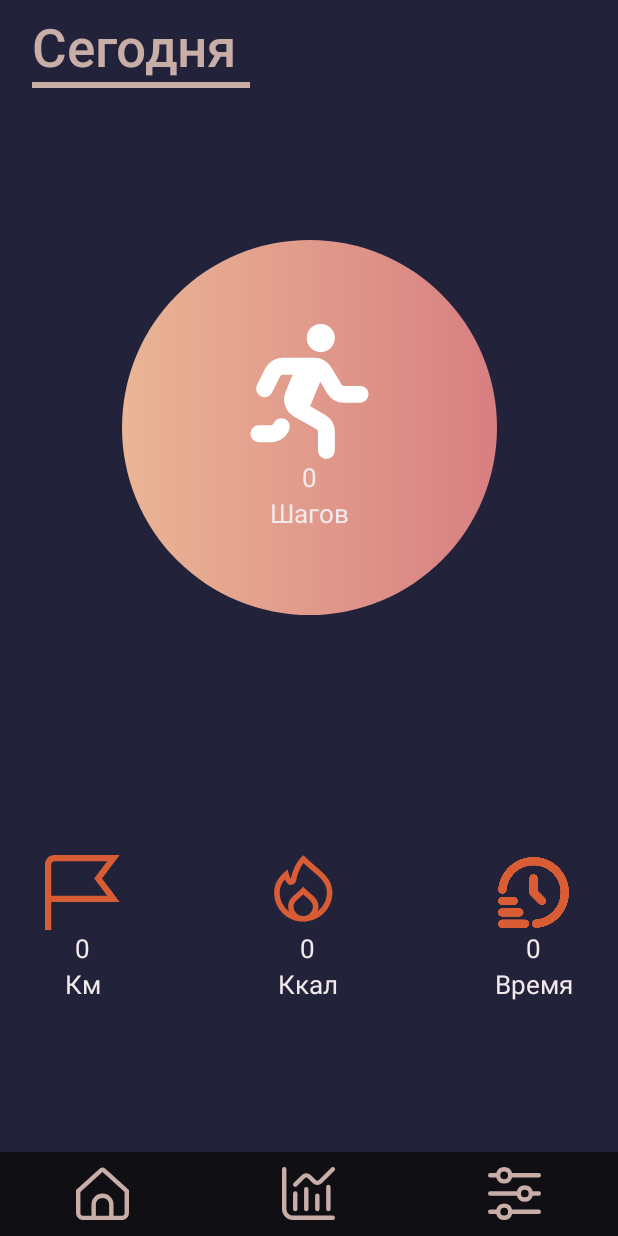
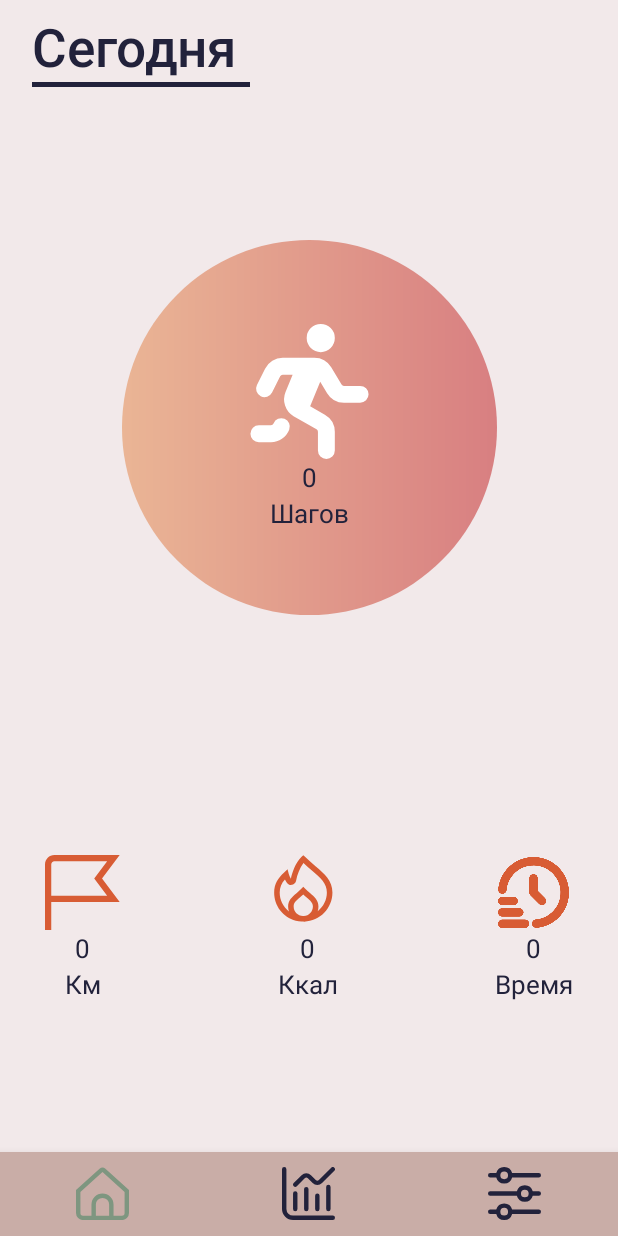
Before and after one commit to givemeapassword/Fake_Pedometr, an Android app: the screen it shows after launch (MainActivity), on a phone screen of 412 x 824 dp. Run offline under Robolectric (Android 15) with nearby library versions, the phone set to English and light mode, and no system bars.

```diff
--- a/app/src/main/AndroidManifest.xml
+++ b/app/src/main/AndroidManifest.xml
@@ -1,6 +1,5 @@
 <?xml version="1.0" encoding="utf-8"?>
 <manifest xmlns:android="http://schemas.android.com/apk/res/android"
-    xmlns:tools="http://schemas.android.com/tools"
     xmlns:dist="http://schemas.android.com/apk/distribution">
 
     <dist:module dist:instant="true" />
@@ -21,12 +20,14 @@
             android:name = ".MainActivity"
             android:screenOrientation="portrait"
             android:exported="true">
+        </activity>
+        <activity android:name=".SplashScreen"
+            android:exported="true">
             <intent-filter>
                 <action android:name = "android.intent.action.MAIN"/>
                 <category android:name="android.intent.category.LAUNCHER"/>
             </intent-filter>
         </activity>
-        <activity android:name=".Setting"/>
     </application>
 
 
--- a/app/src/main/java/com/example/fakepedometr/MainActivity.kt
+++ b/app/src/main/java/com/example/fakepedometr/MainActivity.kt
@@ -1,10 +1,10 @@
 package com.example.fakepedometr
+
 
 
 import android.os.Bundle
 import androidx.activity.viewModels
 import androidx.appcompat.app.AppCompatActivity
-import androidx.appcompat.app.AppCompatDelegate
 import androidx.fragment.app.Fragment
 import com.example.fakepedometr.databinding.ActiveMainBinding
 
@@ -17,10 +17,7 @@ class MainActivity : AppCompatActivity() {
     override fun onCreate(savedInstanceState: Bundle?) {
         super.onCreate(savedInstanceState)
         binding = ActiveMainBinding.inflate(layoutInflater)
-        AppCompatDelegate.setDefaultNightMode(AppCompatDelegate.MODE_NIGHT_YES)
         setContentView(binding.root)
-
-
     }
 
     override fun onResume() {
@@ -37,7 +34,7 @@ class MainActivity : AppCompatActivity() {
 
                 R.id.Settings -> { replaceFragment(Setting()) }
 
-                R.id.histogram -> { replaceFragment(StatisticFragment()) }
+                R.id.Histogram -> { replaceFragment(StatisticFragment()) }
 
                 else -> { }
 
@@ -60,5 +57,4 @@ class MainActivity : AppCompatActivity() {
 
 
 
-
     }
--- a/app/src/main/java/com/example/fakepedometr/Setting.kt
+++ b/app/src/main/java/com/example/fakepedometr/Setting.kt
@@ -1,4 +1,5 @@
 package com.example.fakepedometr
+
 
 
 import android.os.Bundle
@@ -24,11 +25,14 @@ class Setting : Fragment() {
     ): View {
 
         binding = FragmentSettingBinding.inflate(inflater)
+
         return binding.root
     }
 
     override fun onViewCreated(view: View, savedInstanceState: Bundle?) {
         super.onViewCreated(view, savedInstanceState)
+
+
 
         binding.switcher.setOnCheckedChangeListener { _, isChecked ->
             if (isChecked) {
--- /dev/null
+++ b/app/src/main/java/com/example/fakepedometr/SplashScreen.kt
@@ -0,0 +1,29 @@
+package com.example.fakepedometr
+
+import android.content.Intent
+import android.os.Bundle
+import android.os.Handler
+import android.os.Looper
+import android.view.WindowManager
+import androidx.appcompat.app.AppCompatActivity
+
+class SplashScreen:AppCompatActivity() {
+    override fun onCreate(savedInstanceState: Bundle?) {
+        super.onCreate(savedInstanceState)
+        setContentView(R.layout.splash_layout_dark)
+        window.setFlags(
+            WindowManager.LayoutParams.FLAG_FULLSCREEN,
+            WindowManager.LayoutParams.FLAG_FULLSCREEN
+        )
+
+
+        Handler(Looper.getMainLooper()).postDelayed({
+            val intent = Intent(this, MainActivity::class.java)
+            startActivity(intent)
+            finish()
+        }, 2000)
+    }
+
+
+
+}
--- /dev/null
+++ b/app/src/main/res/color/bottom_nav_item_color.xml
@@ -0,0 +1,5 @@
+<?xml version="1.0" encoding="utf-8"?>
+<selector xmlns:android="http://schemas.android.com/apk/res/android">
+    <item android:color="@color/icons" android:state_checked="true" />
+    <item android:color="@color/back_white_bottom" />
+</selector>
--- /dev/null
+++ b/app/src/main/res/color/bottom_nav_item_color_white.xml
@@ -0,0 +1,5 @@
+<?xml version="1.0" encoding="utf-8"?>
+<selector xmlns:android="http://schemas.android.com/apk/res/android">
+    <item android:color="@color/active_white_bottom" android:state_checked="true" />
+    <item android:color="@color/back_dark" />
+</selector>
--- a/app/src/main/res/layout/active_main.xml
+++ b/app/src/main/res/layout/active_main.xml
@@ -16,7 +16,6 @@
         app:layout_constraintTop_toTopOf="parent">
 
 
-
         <TextView
             android:id="@+id/textView"
             android:text="@string/Now"
@@ -29,6 +28,8 @@
             app:layout_constraintStart_toStartOf="parent"
             app:layout_constraintTop_toBottomOf="@+id/textView" />
 
+
+
         <LinearLayout
             android:layout_width="250dp"
             android:layout_height="250dp"
@@ -39,6 +40,8 @@
             app:layout_constraintEnd_toEndOf="parent"
             app:layout_constraintStart_toStartOf="parent"
             app:layout_constraintTop_toTopOf="parent">
+
+
 
             <ImageView
                 android:layout_width="90dp"
--- a/app/src/main/res/menu/bottom_nav.xml
+++ b/app/src/main/res/menu/bottom_nav.xml
@@ -11,7 +11,7 @@
     <item
         android:layout_width="wrap_content"
         android:layout_height="wrap_content"
-        android:id="@+id/histogram"
+        android:id="@+id/Histogram"
         android:icon="@drawable/chat_histogram"
         android:title="" />
     <item
--- a/app/src/main/res/values-night/themes.xml
+++ b/app/src/main/res/values-night/themes.xml
@@ -18,7 +18,7 @@
         <item name="android:layout_height">wrap_content</item>
         <item name="labelVisibilityMode">unlabeled</item>
         <item name="itemBackground">@color/back_dark_bottom</item>
-        <item name="itemIconTint">@color/back_white_bottom</item>
+        <item name="itemIconTint">@color/bottom_nav_item_color</item>
         <item name="itemIconSize">35dp</item>
         <item name="menu">@menu/bottom_nav</item>
     </style>
--- a/app/src/main/res/values/themes.xml
+++ b/app/src/main/res/values/themes.xml
@@ -21,7 +21,7 @@
         <item name="android:layout_height">wrap_content</item>
         <item name="labelVisibilityMode">unlabeled</item>
         <item name="itemBackground">@color/back_white_bottom</item>
-        <item name="itemIconTint">@color/back_dark</item>
+        <item name="itemIconTint">@color/bottom_nav_item_color_white</item>
         <item name="itemIconSize">35dp</item>
         <item name="menu">@menu/bottom_nav</item>
     </style>
```
Also changed, not shown: app/src/main/res/drawable/circle_progress_bar.xml (added, +18 -0 lines), app/src/main/res/layout/fragment_setting.xml (+1 -10 lines), app/src/main/res/drawable-anydpi/home.xml (line endings or trailing spaces).
